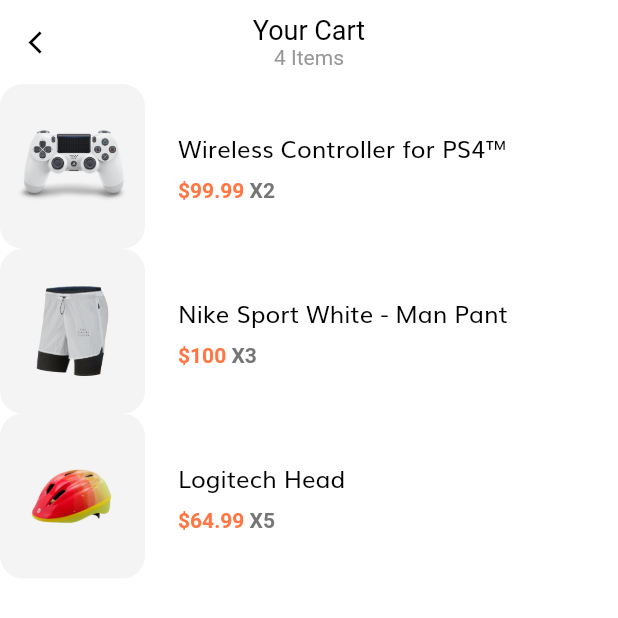
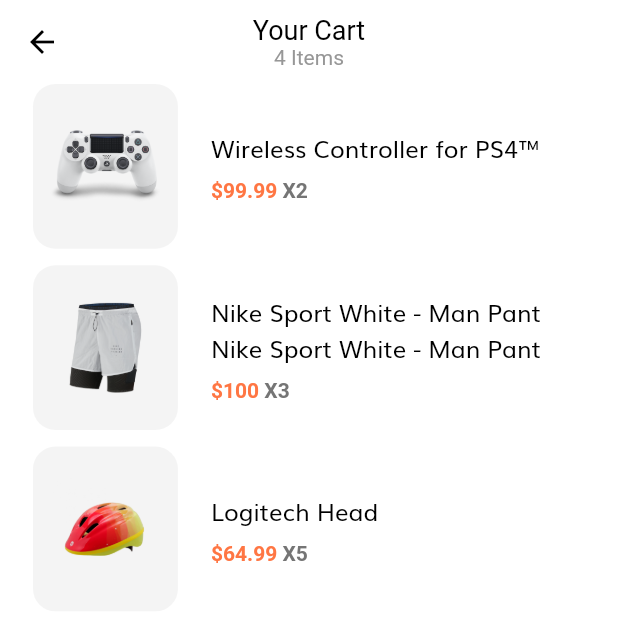
Before and after one commit to mobarak25/shop_app, a Flutter app: the CartScreen screen opened by its route, on a phone screen of 412 x 824 dp, the top half of it. Run offline on Flutter 3.47's test engine with Material 2 defaults, Android fonts, the phone set to English and light mode, and no system bars; our stand-ins replace flutter_svg.

Commit message:
cart page

```diff
--- a/lib/screens/cart/cart_screen.dart
+++ b/lib/screens/cart/cart_screen.dart
@@ -19,10 +19,6 @@ class CartScreen extends StatelessWidget {
 
   AppBar buildAppBar() {
     return AppBar(
-      leading: Icon(
-        Icons.arrow_back_ios,
-        size: 18,
-      ),
       title: Column(
         children: [
           Text(
--- a/lib/screens/cart/components/body.dart
+++ b/lib/screens/cart/components/body.dart
@@ -1,4 +1,5 @@
 import 'package:flutter/material.dart';
+import 'package:flutter_svg/flutter_svg.dart';
 import 'package:shop_app/constants.dart';
 import 'package:shop_app/size_config.dart';
 
@@ -17,7 +18,8 @@ class Body extends StatelessWidget {
         "numOfItems": 2,
       },
       {
-        "title": "Nike Sport White - Man Pant",
+        "title":
+            "Nike Sport White - Man Pant Nike Sport White - Man Pant Nike Sport White - Man Pant",
         "image": "assets/images/Image Popular Product 2.png",
         "price": 100,
         "numOfItems": 3,
@@ -31,12 +33,37 @@ class Body extends StatelessWidget {
     ];
     return Column(
       children: [
-        ...List.generate(
-          demoCarts.length,
-          (index) => Dismissible(
-            key: Key(
-              demoCarts[index].toString(),
+        //here we need Expanded otherwise listView.bulder will showing blank page
+        Expanded(
+          child: Padding(
+            padding: EdgeInsets.symmetric(
+                horizontal: getProportionateScreenWidth(20)),
+            child: ListView.builder(
+              itemCount: demoCarts.length,
+              itemBuilder: (context, index) => Dismissible(
+                direction: DismissDirection.endToStart,
+                key: Key(demoCarts[index].toString()),
+                background: Container(
+                  padding: EdgeInsets.symmetric(
+                    horizontal: getProportionateScreenWidth(20),
                   ),
+                  decoration: BoxDecoration(
+                    color: kPrimaryColor.withOpacity(0.1),
+                    borderRadius: BorderRadius.only(
+                      topRight: Radius.circular(15),
+                      bottomRight: Radius.circular(15),
+                    ),
+                  ),
+                  child: Row(
+                    children: [
+                      Spacer(),
+                      SvgPicture.asset("assets/icons/Trash.svg"),
+                    ],
+                  ),
+                ),
+                child: Padding(
+                  padding:
+                      EdgeInsets.only(bottom: getProportionateScreenWidth(10)),
                   child: CartItemCard(
                     image: demoCarts[index]["image"],
                     title: demoCarts[index]["title"],
@@ -45,6 +72,9 @@ class Body extends StatelessWidget {
                   ),
                 ),
               ),
+            ),
+          ),
+        ),
       ],
     );
   }
--- a/lib/screens/cart/components/cart_item_card.dart
+++ b/lib/screens/cart/components/cart_item_card.dart
@@ -36,7 +36,8 @@ class CartItemCard extends StatelessWidget {
         SizedBox(
           width: getProportionateScreenWidth(20),
         ),
-        Column(
+        Expanded(
+          child: Column(
             crossAxisAlignment: CrossAxisAlignment.start,
             children: [
               Text(
@@ -64,6 +65,7 @@ class CartItemCard extends StatelessWidget {
                 ),
               ),
             ],
+          ),
         )
       ],
     );
```
Lines whose indentation alone changed are shown as unchanged.
